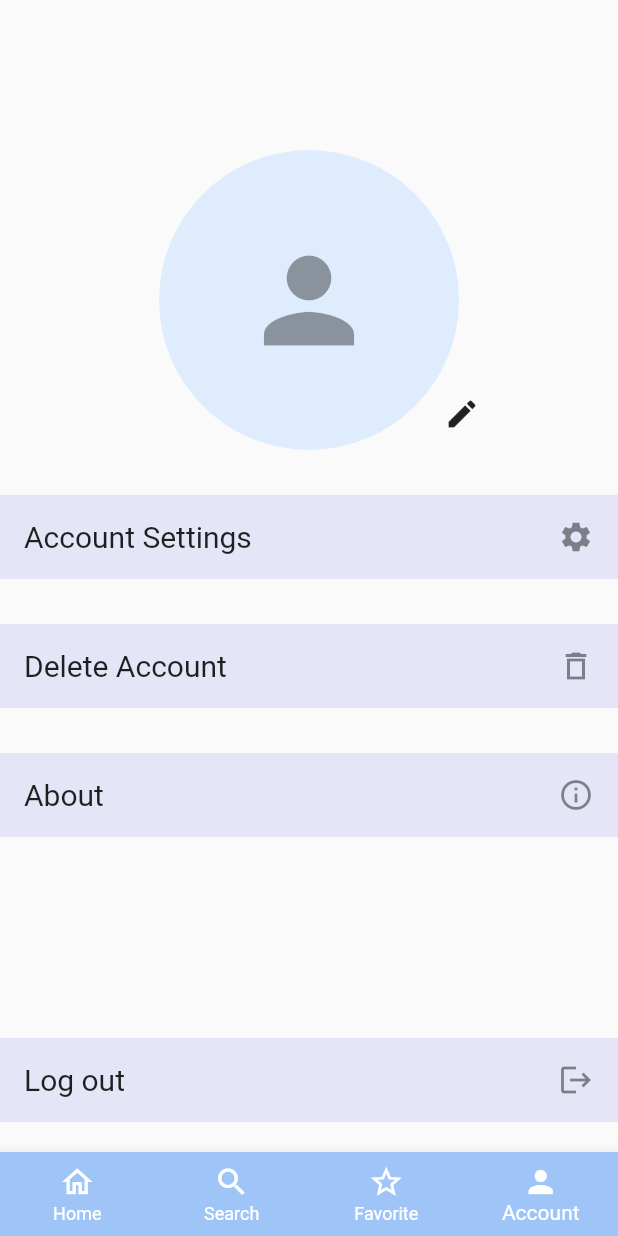
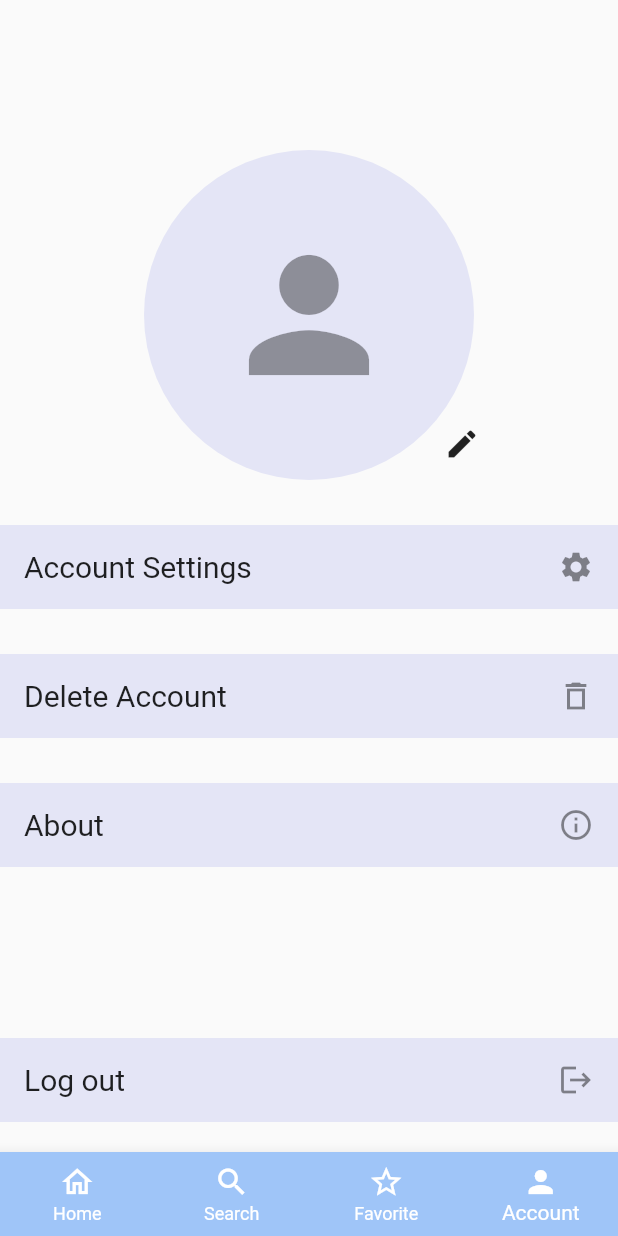
Before and after one commit to imranZMiko/Eten, a Flutter app: the screen it shows after launch, item 4 of the bottom bar chosen, on a phone screen of 412 x 824 dp. Run offline on Flutter 3.47's test engine with Material 2 defaults, Android fonts, the phone set to English and light mode, and no system bars.

Commit message:
Added theme color in all pages

```diff
--- a/lib/screens/account.dart
+++ b/lib/screens/account.dart
@@ -15,12 +15,13 @@ class AccountScreen extends StatelessWidget {
                 padding: EdgeInsets.only(top: 100),
                 child: Center(
                   child: CircleAvatar(
+                    backgroundColor: Theme.of(context).backgroundColor,
                     child: IconButton(
                       icon: Icon(Icons.person),
-                      iconSize: 90,
+                      iconSize: 120,
                       onPressed: null,
                     ),
-                    radius: 100,
+                    radius: 110,
                   ),
                 ),
               ),
--- a/lib/screens/search_screen.dart
+++ b/lib/screens/search_screen.dart
@@ -22,6 +22,7 @@ class _SearchScreenState extends State<SearchScreen> {
     return DefaultTabController(
       length: 2,
       child: Scaffold(
+        backgroundColor: Theme.of(context).backgroundColor,
         appBar: AppBar(
           title: Text('Search by  '),
           flexibleSpace: Column(
```
